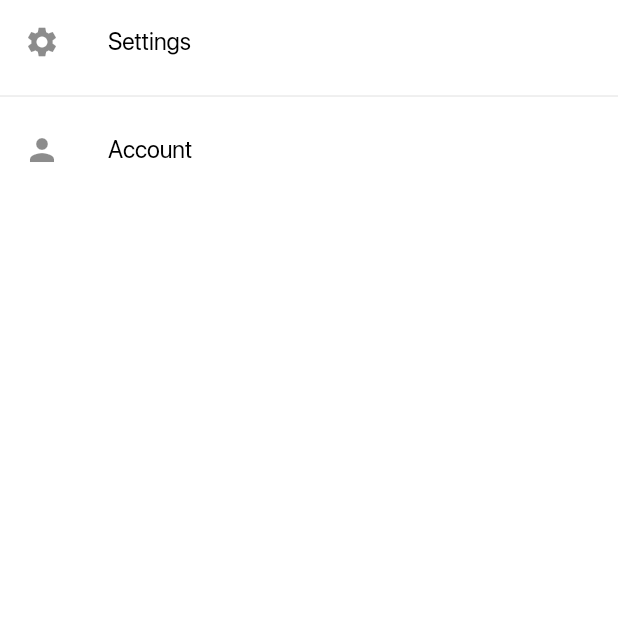
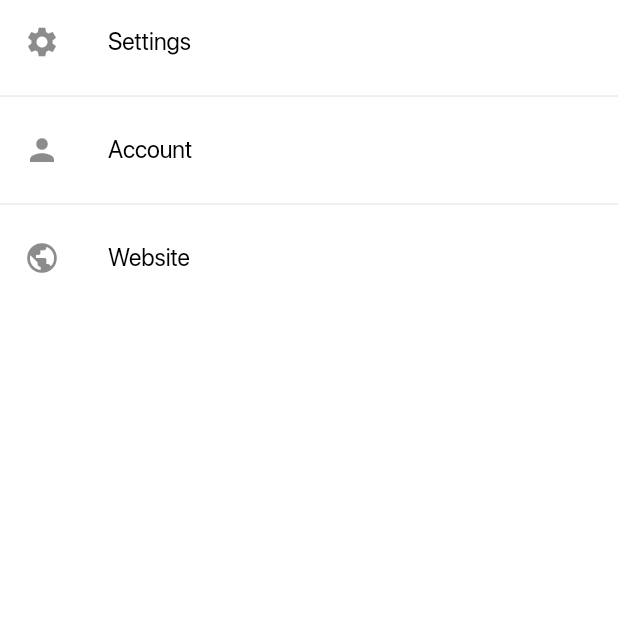
Before and after one commit to michaelgaultjr/firstpriority-app-national, a Flutter app: the MoreScreen screen opened directly, on a phone screen of 412 x 824 dp, the top half of it. Run offline on Flutter 3.47's test engine with Material 2 defaults, Android fonts, the phone set to English and light mode, and no system bars; our stand-ins replace cached_network_image, chewie, cookie_jar, dio, dio_cookie_manager, firebase_core and 6 more; accounts and stored records are empty; statements that could not run were skipped.

Commit message:
More Website Link

```diff
--- a/lib/more/more_screen.dart
+++ b/lib/more/more_screen.dart
@@ -2,13 +2,15 @@ import 'package:first_priority_app/more/account/account_screen.dart';
 import 'package:first_priority_app/more/settings/settings_screen.dart';
 import 'package:flutter/material.dart';
 import 'package:get/get.dart';
+import 'package:url_launcher/url_launcher.dart';
 
 class MoreItem {
   final String name;
   final Widget screen;
   final Icon icon;
+  final String url;
 
-  MoreItem({this.name, this.icon, this.screen});
+  MoreItem({this.name, this.icon, this.screen, this.url});
 }
 
 class MoreScreen extends StatelessWidget {
@@ -25,6 +27,11 @@ class MoreScreen extends StatelessWidget {
       icon: Icon(Icons.person),
       screen: AccountScreen(),
     ),
+    MoreItem(
+      name: "Website",
+      icon: Icon(Icons.public),
+      url: "https://firstpriority.cc",
+    ),
   ];
 
   @override
@@ -34,10 +41,22 @@ class MoreScreen extends StatelessWidget {
         itemCount: _screens.length,
         itemBuilder: (context, index) {
           return ListTile(
-            leading: _screens[index].icon,
-            title: Text(_screens[index].name),
-            onTap: () => Get.to(() => _screens[index].screen),
-          );
+              leading: _screens[index].icon,
+              title: Text(_screens[index].name),
+              onTap: () async {
+                if (_screens[index].url != null) {
+                  await canLaunch(_screens[index].url)
+                      ? await launch(_screens[index].url)
+                      : ScaffoldMessenger.of(context).showSnackBar(
+                          SnackBar(
+                            content:
+                                Text('Could not launch ${_screens[index].url}'),
+                          ),
+                        );
+                } else {
+                  Get.to(() => _screens[index].screen);
+                }
+              });
         },
         separatorBuilder: (context, index) => const Divider(),
       ),
--- a/lib/notifiers/theme_notifier.dart
+++ b/lib/notifiers/theme_notifier.dart
@@ -78,16 +78,19 @@ class ThemeNotifier with ChangeNotifier {
 
   ThemeData _themeData;
   String _themeKey;
+  ThemeMode _themeMode;
+
   ThemeData get current => _themeData;
   String get key => _themeKey;
-  ThemeMode get mode => _themes[_themeKey]["mode"];
+  ThemeMode get mode => _themeMode;
 
   ThemeNotifier() {
     StorageManager.read('theme').then((theme) {
       theme ??= _themes.keys.first;
 
+      _themeKey = theme;
       _themeData = _themes[theme]["data"];
-      _themeKey = theme;
+      _themeMode = _themes[_themeKey]["mode"];
       notifyListeners();
     });
   }
```
Also changed, not shown: 2 other files.
